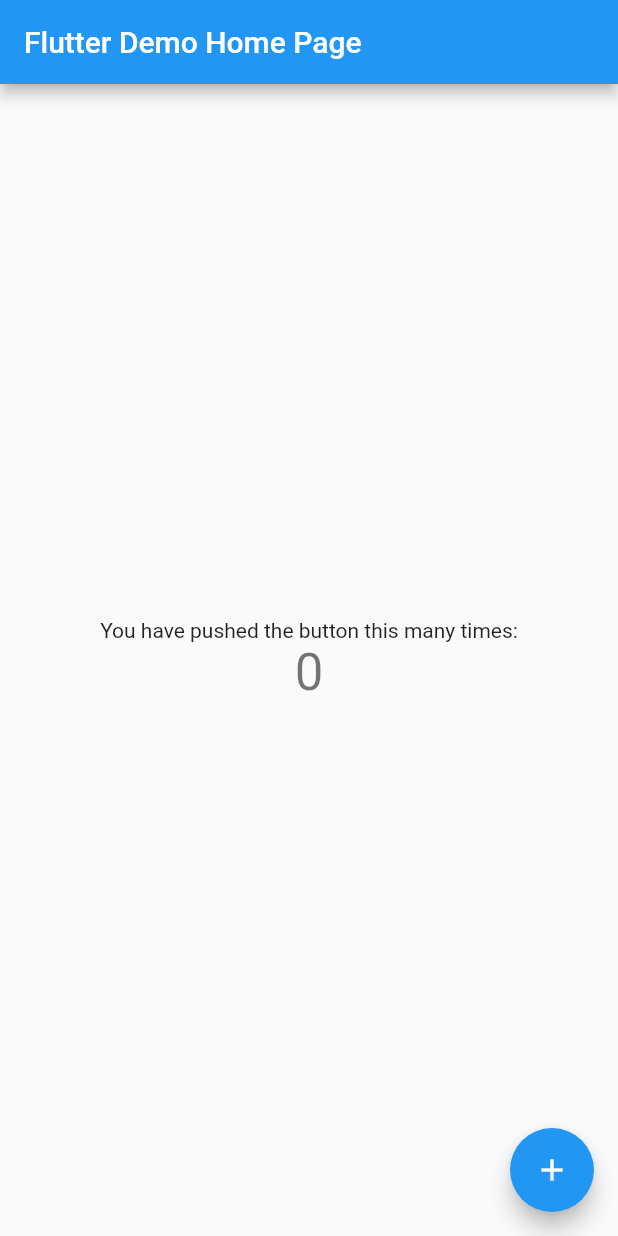
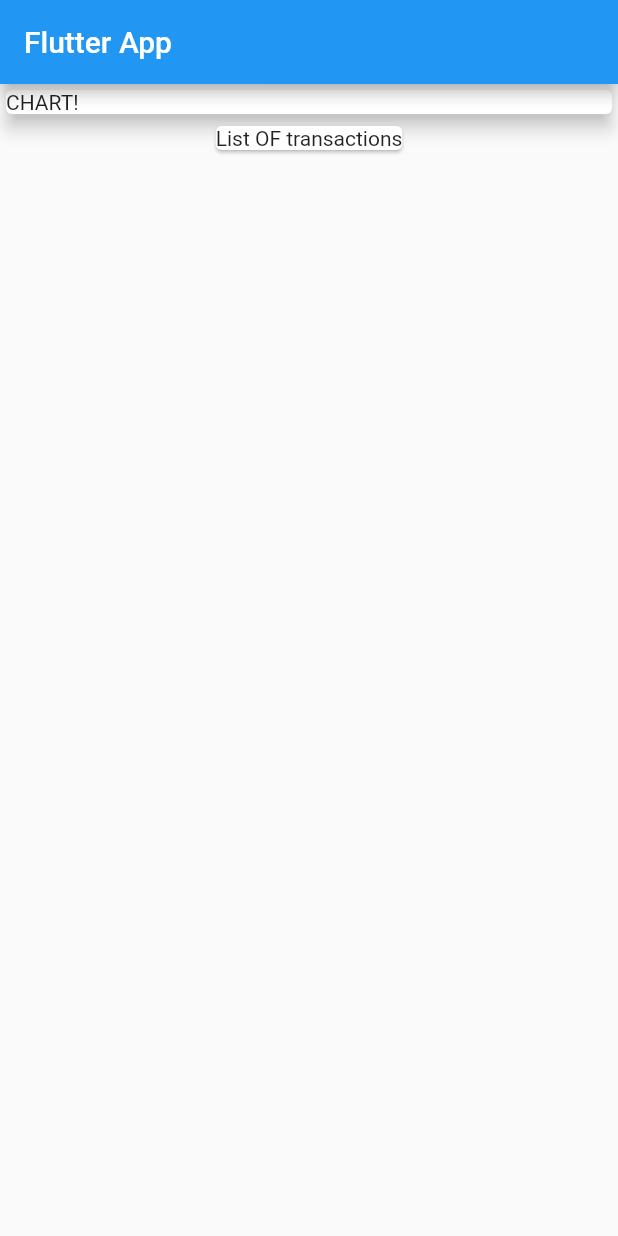
Before and after one commit to ritik-gupta/flutter, a Flutter app: the screen it shows after launch, on a phone screen of 412 x 824 dp. Run offline on Flutter 3.47's test engine with Material 2 defaults, Android fonts, the phone set to English and light mode, and no system bars.

Commit message:
Add widget skeleton

```diff
--- a/personal_expenses/lib/main.dart
+++ b/personal_expenses/lib/main.dart
@@ -1,66 +1,38 @@
 import 'package:flutter/material.dart';
-
-void main() {
-  runApp(MyApp());
-}
+import './transaction.dart';
+void main() => runApp(MyApp());
 
 class MyApp extends StatelessWidget {
-
   @override
   Widget build(BuildContext context) {
     return MaterialApp(
-      title: 'Flutter Demo',
-      theme: ThemeData(
-        primarySwatch: Colors.blue,
-        visualDensity: VisualDensity.adaptivePlatformDensity,
-      ),
-      home: MyHomePage(title: 'Flutter Demo Home Page'),
+      title: 'Flutter App',
+      home: MyHomePage(),
     );
   }
 }
 
-class MyHomePage extends StatefulWidget {
-  MyHomePage({Key key, this.title}) : super(key: key);
-
-  final String title;
-
-  @override
-  _MyHomePageState createState() => _MyHomePageState();
-}
-
-class _MyHomePageState extends State<MyHomePage> {
-  int _counter = 0;
-
-  void _incrementCounter() {
-    setState(() {
-      _counter++;
-    });
-  }
-
+class MyHomePage extends StatelessWidget {
+  final List<Transaction> transactions = [];
   @override
   Widget build(BuildContext context) {
     return Scaffold(
       appBar: AppBar(
-        title: Text(widget.title),
+        title: Text('Flutter App'),
       ),
-      body: Center(
-        child: Column(
-          mainAxisAlignment: MainAxisAlignment.center,
-          children: <Widget>[
-            Text(
-              'You have pushed the button this many times:',
+      body: Column(
+        children: <Widget>[
+          Container(
+            width: double.infinity,
+            child: Card(
+              child: Text('CHART!'),
+              elevation: 5,
             ),
-            Text(
-              '$_counter',
-              style: Theme.of(context).textTheme.headline4,
-            ),
-          ],
-        ),
-      ),
-      floatingActionButton: FloatingActionButton(
-        onPressed: _incrementCounter,
-        tooltip: 'Increment',
-        child: Icon(Icons.add),
+          ),
+          Card(
+            child: Text('List OF transactions'),
+          ),
+        ],
       ),
     );
   }
--- /dev/null
+++ b/personal_expenses/lib/transaction.dart
@@ -0,0 +1,15 @@
+import 'package:flutter/foundation.dart';
+
+class Transaction{
+  final String id;
+  final String title;
+  final double amount;
+  final DateTime date;
+
+  Transaction({
+      @required this.id,
+      @required this.title,
+      @required this.amount,
+      @required this.date
+    })
+}
```
